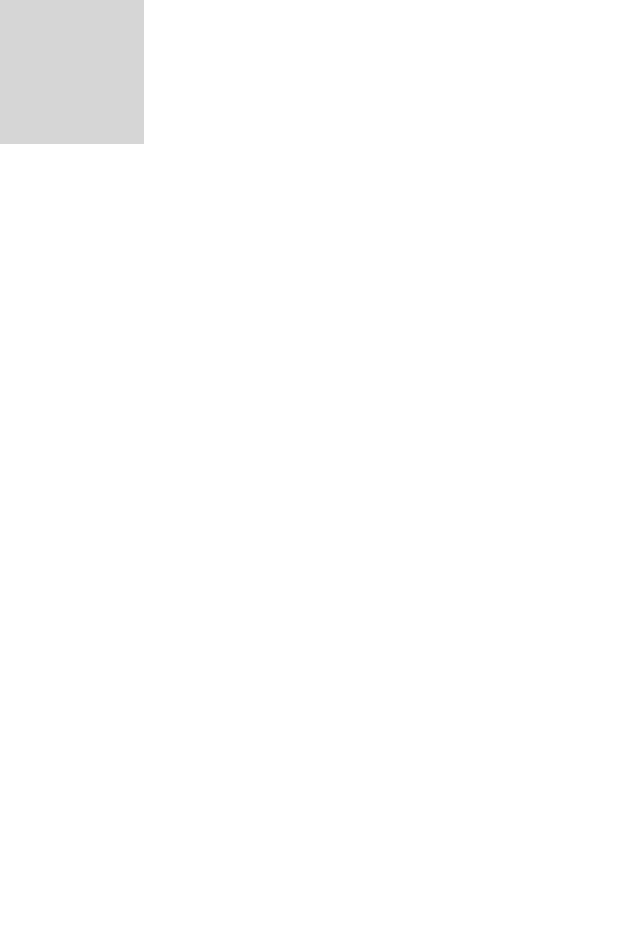
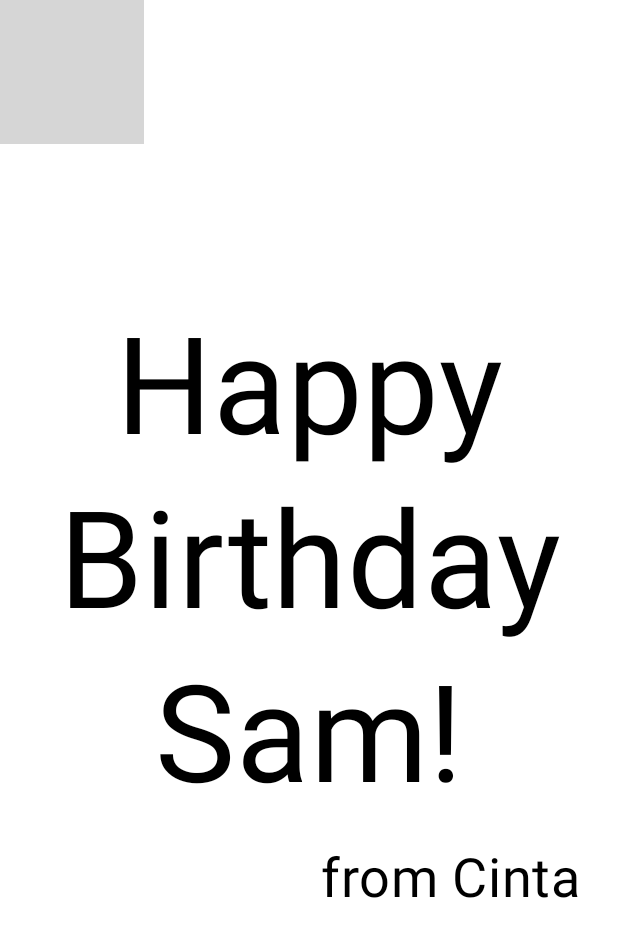
Before and after one commit to samyutomo/juarandroid-birthday-card, an Android app built with Jetpack Compose: the @Preview function BirthdayCardPreview, on a phone screen of 412 x 824 dp. Shown: the top 937 px of the screen. Run offline under Robolectric (Android 15) with nearby library versions, the phone set to English and light mode, and no system bars; grey boxes are pictures that could not be loaded.

Commit message:
add Box layout (stack element Image and GreetingText)

```diff
--- a/app/src/main/java/com/example/happybirthday/MainActivity.kt
+++ b/app/src/main/java/com/example/happybirthday/MainActivity.kt
@@ -5,6 +5,7 @@ import androidx.activity.ComponentActivity
 import androidx.activity.compose.setContent
 import androidx.compose.foundation.Image
 import androidx.compose.foundation.layout.Arrangement
+import androidx.compose.foundation.layout.Box
 import androidx.compose.foundation.layout.Column
 import androidx.compose.foundation.layout.fillMaxSize
 import androidx.compose.foundation.layout.padding
@@ -31,7 +32,7 @@ class MainActivity : ComponentActivity() {
                     modifier = Modifier.fillMaxSize(),
                     color = MaterialTheme.colorScheme.background
                 ) {
-                    GreetingText(message = "Happy Birthday Sam!", from = "from Cinta")
+                    GreetingImage(message = "Happy Birthday Sam!", from = "from Cinta")
                 }
             }
         }
@@ -62,11 +63,20 @@ fun GreetingText(message: String, from: String, modifier: Modifier = Modifier) {
 
 @Composable
 fun GreetingImage(message: String, from: String, modifier: Modifier = Modifier) {
-    val image = painterResource(id = R.drawable.androidparty)
-    Image(
-        painter = image,
-        contentDescription = null
-    )
+    val image = painterResource(R.drawable.androidparty)
+    Box {
+        Image(
+            painter = image,
+            contentDescription = null
+        )
+        GreetingText(
+            message = message,
+            from = from,
+            modifier = Modifier
+                .fillMaxSize()
+                .padding(8.dp)
+        )
+    }
 }
 
 @Preview(showBackground = true)
```
